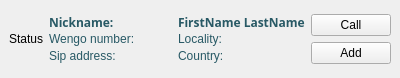
tkrotoff/WengoPhone, file wengophone/src/presentation/qt/webservices/directory/WsDirectoryContact.ui: the form before one commit.
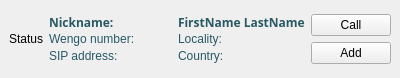
The form after the commit. Icons and pictures are not drawn.

Diff of the .ui file:
```diff
--- a/wengophone/src/presentation/qt/webservices/directory/WsDirectoryContact.ui
+++ b/wengophone/src/presentation/qt/webservices/directory/WsDirectoryContact.ui
@@ -1757,7 +1757,7 @@
         <bool>false</bool>
        </property>
        <property name="text" >
-        <string>Sip address:</string>
+        <string>SIP address:</string>
        </property>
       </widget>
      </item>
```
